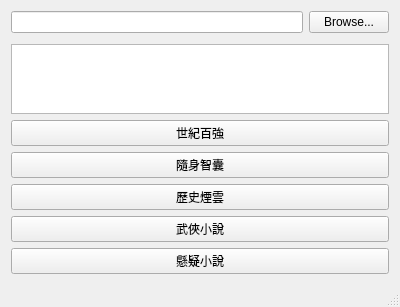
chchwy/haodoo-grabber, file mainwindow.ui: the form before one commit.
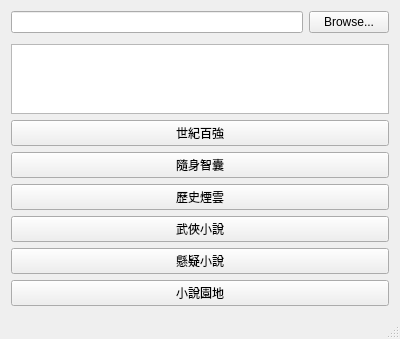
The form after the commit.

Commit message: 小說園地

Diff of the .ui file:
```diff
--- a/mainwindow.ui
+++ b/mainwindow.ui
@@ -74,6 +74,13 @@
       </property>
      </widget>
     </item>
+    <item>
+     <widget class="QPushButton" name="novelButton">
+      <property name="text">
+       <string>小說園地</string>
+      </property>
+     </widget>
+    </item>
    </layout>
   </widget>
   <widget class="QStatusBar" name="statusBar"/>
```
The commit also changes 3 other files.
